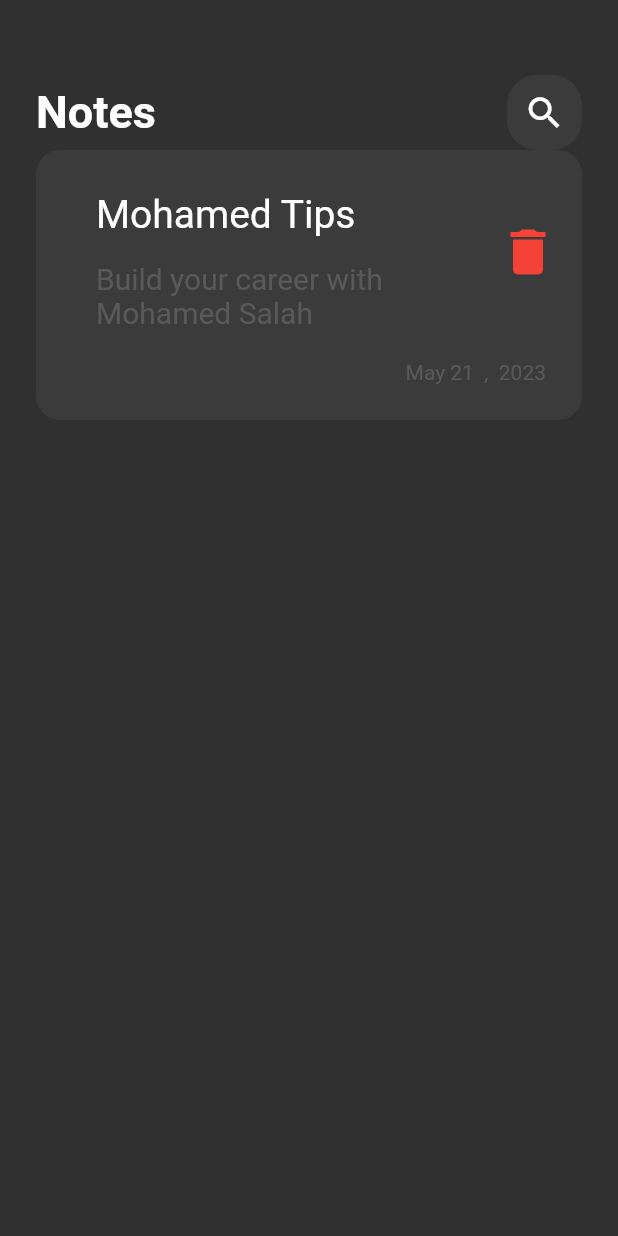
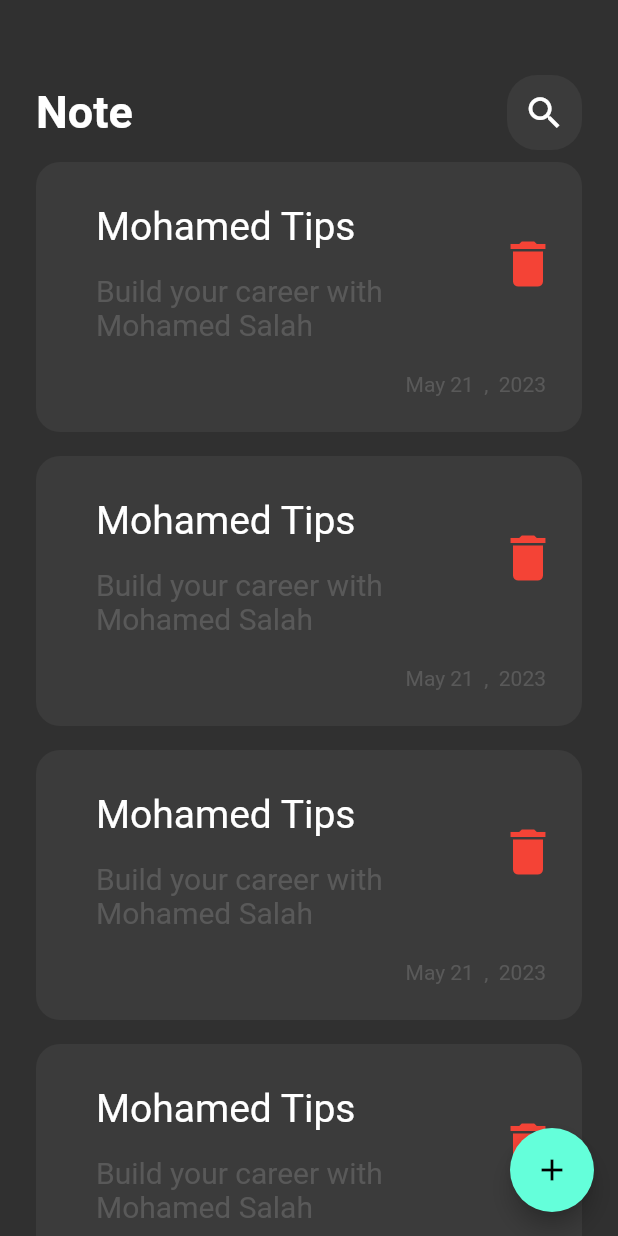
Before and after one commit to 1M0HAMEDSALAH/note-app, a Flutter app: the screen it shows after launch, on a phone screen of 412 x 824 dp. Run offline on Flutter 3.47's test engine with Material 2 defaults, Android fonts, the phone set to English and light mode, and no system bars; Roboto replaces fonts that are missing (Poppins).

Commit message:
add hive to project

```diff
--- a/lib/Widgets/Note_Item_view.dart
+++ /dev/null
@@ -1,47 +0,0 @@
-import 'package:flutter/material.dart';
-
-class Note_Item_view extends StatelessWidget {
-  const Note_Item_view({super.key});
-
-  @override
-  Widget build(BuildContext context) {
-    return  Container(
-      padding: const EdgeInsets.only(top: 24 , bottom: 24 ,left: 24),
-      decoration: BoxDecoration(
-        color: Colors.white.withOpacity(0.05),
-        borderRadius: BorderRadius.circular(16),
-      ),
-      child: Column(
-        crossAxisAlignment: CrossAxisAlignment.end ,
-        children:  [
-          ListTile(
-            title: const Text('Mohamed Tips',
-            style: TextStyle(
-              fontSize: 26,
-            ),
-            ),
-            subtitle:  Padding(
-              padding: const EdgeInsets.only(top: 16),
-              child: Text('Build your career with Mohamed Salah',
-                style: TextStyle(
-                fontSize: 20,
-                color: Colors.grey.withOpacity(0.3)
-              ),
-              ),
-            ),
-            trailing: IconButton(onPressed: (){}, icon: const Icon(Icons.delete , size: 40 , color: Colors.red,)),
-          ),
-          Padding(
-            padding: const EdgeInsets.only(right: 24 , top: 16  ),
-            child: Text('May 21  ,  2023',
-              style: TextStyle(
-                  fontSize: 14,
-                  color: Colors.grey.withOpacity(0.3)
-              ),
-            ),
-          ),
-        ],
-      ),
-    );
-  }
-}
--- a/lib/main.dart
+++ b/lib/main.dart
@@ -12,6 +12,7 @@ class Noteappp extends StatelessWidget {
   @override
   Widget build(BuildContext context) {
     return MaterialApp(
+      debugShowCheckedModeBanner: false,
       theme: ThemeData(
           brightness: Brightness.dark,
           fontFamily: "Poppins"
--- /dev/null
+++ b/lib/models/note_model.dart
@@ -0,0 +1,9 @@
+
+
+class note_model {
+  final String title;
+  final String subtitle;
+  final String date;
+
+  note_model({required this.title,required this.subtitle,required this.date});
+}
--- a/lib/Widgets/CustomAppBar.dart
+++ b/lib/views/Widgets/CustomAppBar.dart
@@ -1,22 +1,24 @@
 import 'package:flutter/material.dart';
-import 'package:notes_app/Widgets/CustomSearchIcon.dart';
+import 'CustomSearchIcon.dart';
 
 class CustomAppBar extends StatelessWidget {
-  const CustomAppBar({super.key});
+  const CustomAppBar({super.key, required this.title, required this.icon});
 
+  final String title;
+  final IconData icon;
   @override
   Widget build(BuildContext context) {
     return  Row(
       children: [
         Text(
-            'Notes',
+          title,
           style: TextStyle(
             fontWeight: FontWeight.bold,
             fontSize: 30.0,
           ),
         ),
         Spacer(),
-        CustomSearchIcon(),
+        CustomSearchIcon(icon: icon ,),
       ],
     );
   }
--- a/lib/Widgets/CustomSearchIcon.dart
+++ b/lib/views/Widgets/CustomSearchIcon.dart
@@ -1,7 +1,9 @@
 import 'package:flutter/material.dart';
 
 class CustomSearchIcon extends StatelessWidget {
-  const CustomSearchIcon({super.key});
+  const CustomSearchIcon({super.key, required this.icon,});
+
+  final IconData icon;
 
   @override
   Widget build(BuildContext context) {
@@ -13,7 +15,7 @@ class CustomSearchIcon extends StatelessWidget {
         borderRadius: BorderRadius.circular(20),
       ),
 
-      child: Center(child: IconButton(onPressed: (){}, icon: const Icon(Icons.search, size: 28,))),
+      child: Center(child: IconButton(onPressed: (){}, icon:  Icon(icon, size: 28,))),
     );
   }
 }
--- /dev/null
+++ b/lib/views/Widgets/NoteListView.dart
@@ -0,0 +1,17 @@
+import 'package:flutter/material.dart';
+import 'Note_Item_view.dart';
+
+class Note_List_View extends StatelessWidget {
+  const Note_List_View({super.key});
+
+  @override
+  Widget build(BuildContext context) {
+    return ListView.builder(
+        itemBuilder: (context , index){
+          return Padding(
+            padding: const EdgeInsets.symmetric(vertical: 8.0),
+            child: const Note_Item_view(),
+          );
+        });
+  }
+}
--- /dev/null
+++ b/lib/views/Widgets/Note_Item_view.dart
@@ -0,0 +1,58 @@
+import 'package:flutter/material.dart';
+import 'package:notes_app/views/EditNoteView.dart';
+
+class Note_Item_view extends StatelessWidget {
+  const Note_Item_view({super.key});
+
+  @override
+  Widget build(BuildContext context) {
+    return  GestureDetector(
+      onTap: ()
+      {
+        Navigator.push(context, MaterialPageRoute(builder: (context){
+          return const EditNoteView();
+        }
+        ),
+        );
+      },
+      child: Container(
+        padding: const EdgeInsets.only(top: 24 , bottom: 24 ,left: 24),
+        decoration: BoxDecoration(
+          color: Colors.white.withOpacity(0.05),
+          borderRadius: BorderRadius.circular(16),
+        ),
+        child: Column(
+          crossAxisAlignment: CrossAxisAlignment.end ,
+          children:  [
+            ListTile(
+              title: const Text('Mohamed Tips',
+              style: TextStyle(
+                fontSize: 26,
+              ),
+              ),
+              subtitle:  Padding(
+                padding: const EdgeInsets.only(top: 16),
+                child: Text('Build your career with Mohamed Salah',
+                  style: TextStyle(
+                  fontSize: 20,
+                  color: Colors.grey.withOpacity(0.3)
+                ),
+                ),
+              ),
+              trailing: IconButton(onPressed: (){}, icon: const Icon(Icons.delete , size: 40 , color: Colors.red,)),
+            ),
+            Padding(
+              padding: const EdgeInsets.only(right: 24 , top: 16  ),
+              child: Text('May 21  ,  2023',
+                style: TextStyle(
+                    fontSize: 14,
+                    color: Colors.grey.withOpacity(0.3)
+                ),
+              ),
+            ),
+          ],
+        ),
+      ),
+    );
+  }
+}
--- a/lib/Widgets/note_view_body.dart
+++ b/lib/views/Widgets/note_view_body.dart
@@ -1,6 +1,6 @@
 import 'package:flutter/material.dart';
-import 'package:notes_app/Widgets/CustomAppBar.dart';
-import 'package:notes_app/Widgets/Note_Item_view.dart';
+import 'CustomAppBar.dart';
+import 'NoteListView.dart';
 
 class noteviewbody extends StatelessWidget {
   const noteviewbody({super.key});
@@ -12,8 +12,8 @@ class noteviewbody extends StatelessWidget {
       child: Column(
         children: const [
           SizedBox(height: 50,),
-          CustomAppBar(),
-          Note_Item_view(),
+          CustomAppBar(title: 'Note',icon: Icons.search),
+          Expanded(child: Note_List_View()),
         ],
       ),
     );
--- a/lib/views/note_view.dart
+++ b/lib/views/note_view.dart
@@ -1,13 +1,25 @@
 import 'package:flutter/material.dart';
-import 'package:notes_app/Widgets/note_view_body.dart';
+import 'Widgets/Note_add_bottom_sheet.dart';
+import 'Widgets/note_view_body.dart';
 
 class Note_view extends StatelessWidget {
     const Note_view({super.key});
 
   @override
   Widget build(BuildContext context) {
-    return const Scaffold(
-      body: noteviewbody(),
+    return  Scaffold(
+      floatingActionButton: FloatingActionButton(
+        onPressed: (){
+          showModalBottomSheet(
+            shape: RoundedRectangleBorder(
+              borderRadius: BorderRadius.circular(24),
+            ),
+              context: context, builder: (context){
+            return Bottomsheet();
+          });
+        },
+        child: Icon(Icons.add),),
+      body: const noteviewbody(),
     );
   }
 }
--- a/pubspec.yaml
+++ b/pubspec.yaml
@@ -31,6 +31,8 @@ dependencies:
   flutter:
     sdk: flutter
 
+  hive: ^2.2.3
+  hive_flutter: ^1.1.0
 
   # The following adds the Cupertino Icons font to your application.
   # Use with the CupertinoIcons class for iOS style icons.
@@ -40,6 +42,8 @@ dev_dependencies:
   flutter_test:
     sdk: flutter
 
+  hive_generator: ^2.0.0
+  build_runner: ^2.3.0
   # The "flutter_lints" package below contains a set of recommended lints to
   # encourage good coding practices. The lint set provided by the package is
   # activated in the `analysis_options.yaml` file located at the root of your
```
Also changed, not shown: lib/views/EditNoteView.dart (added, +13 -0 lines), lib/views/Widgets/Custom_bottom_sheet.dart (added, +25 -0 lines), lib/views/Widgets/EditNoteViewBody.dart (added, +43 -0 lines), lib/views/Widgets/Note_add_bottom_sheet.dart (added, +41 -0 lines), pubspec.lock, 1 other file.
